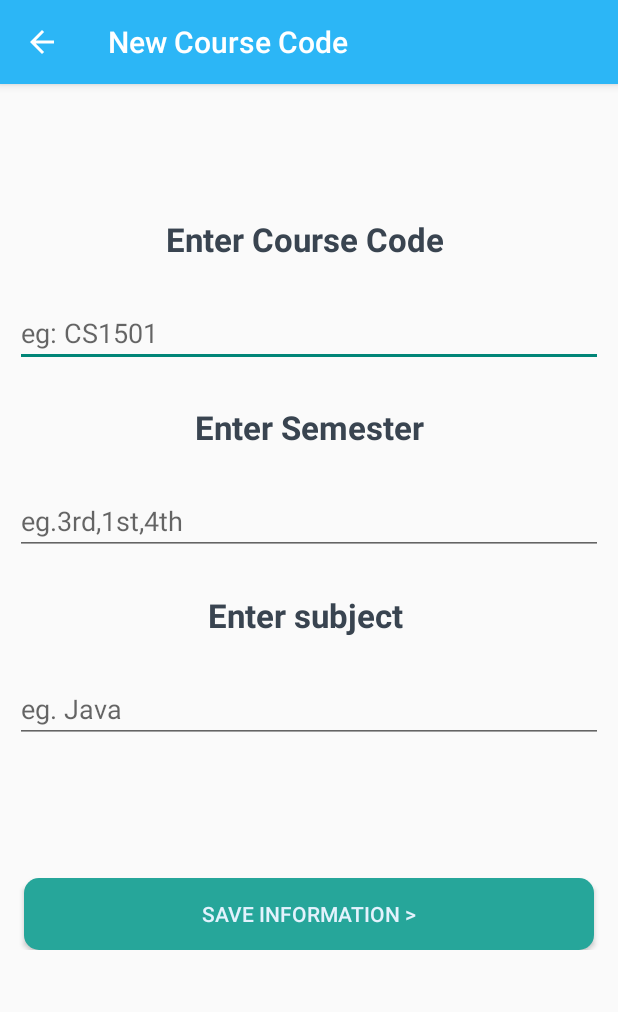
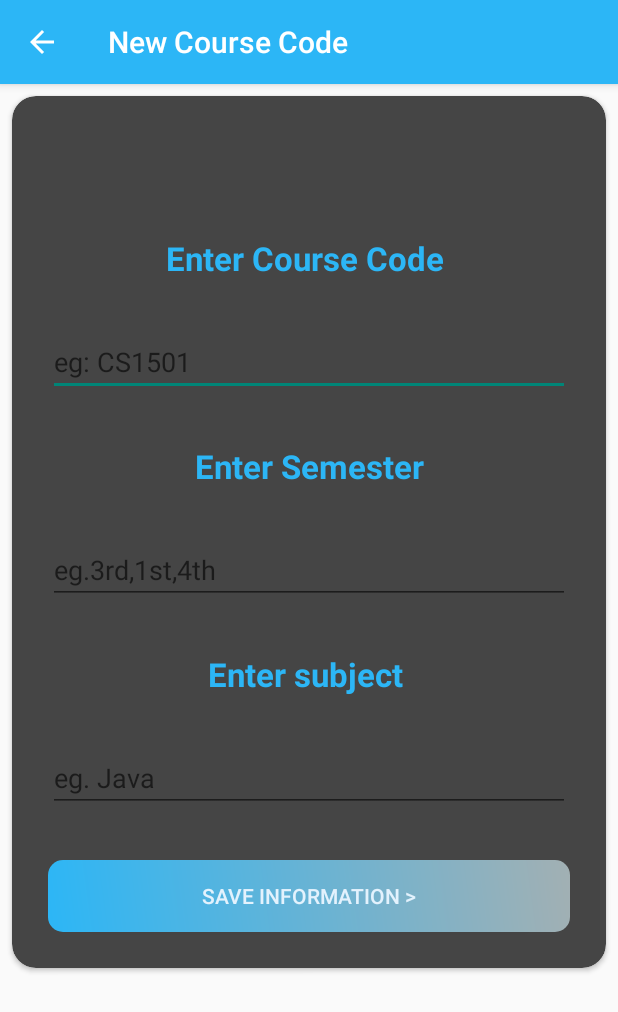
Before and after one commit to sikka-77/MarkSheetScanner, an Android app: the ProfileActivity screen opened directly, with no data from a screen before it, on a phone screen of 412 x 824 dp. Shown: the top 1012 px of the screen. Run offline under Robolectric (Android 15) with nearby library versions, the phone set to English and light mode, and no system bars; our stand-ins replace Firebase (no records; nobody signed in at launch, a user with empty details on screens opened directly).

Commit message:
ui almost complete

```diff
--- a/MarksheetScanner/app/src/main/java/com/example/bhavyasikka/myfirebaseauth/PictureActivity.java
+++ b/MarksheetScanner/app/src/main/java/com/example/bhavyasikka/myfirebaseauth/PictureActivity.java
@@ -51,6 +51,7 @@ public class PictureActivity extends AppCompatActivity {
     protected void onCreate(Bundle savedInstanceState) {
         super.onCreate(savedInstanceState);
 
+        assert getSupportActionBar()!=null;
         setContentView(R.layout.activity_picture);
 
 
--- a/MarksheetScanner/app/src/main/res/drawable/rounded_edge_bittons.xml
+++ b/MarksheetScanner/app/src/main/res/drawable/rounded_edge_bittons.xml
@@ -3,7 +3,10 @@
     android:shape="rectangle"
 
     android:padding="20dp">
-    <solid android:color="@color/button_color"/>
+    <gradient
+        android:startColor="#2cb6f6"
+        android:endColor="#a2b0b3"
+        android:angle="45" />
     <corners
         android:bottomRightRadius="10dp"
         android:bottomLeftRadius="10dp"
--- a/MarksheetScanner/app/src/main/res/layout/activity_profile.xml
+++ b/MarksheetScanner/app/src/main/res/layout/activity_profile.xml
@@ -6,94 +6,94 @@
     android:layout_height="match_parent"
     tools:context=".ProfileActivity">
 
+    <android.support.v7.widget.CardView
+        android:layout_width="match_parent"
+        android:layout_height="wrap_content"
+        android:layout_margin="8dp"
+        app:cardBackgroundColor="#454545"
+        app:cardCornerRadius="16dp">
+
         <LinearLayout
             android:layout_width="match_parent"
             android:layout_height="match_parent"
-        android:layout_marginTop="4dp"
+            android:layout_margin="8dp"
             android:orientation="vertical">
+
+            <TextView
+                android:id="@+id/username"
+                android:layout_width="match_parent"
+                android:layout_height="wrap_content"
+                android:layout_margin="16dp"
+                android:textAlignment="center"
+                android:textAppearance="@style/Base.TextAppearance.AppCompat.Large"
+                android:textStyle="bold"
+                android:textColor="#ffffff"/>
 
             <TextView
                 android:layout_width="match_parent"
                 android:layout_height="wrap_content"
-            android:id="@+id/username"
+                android:layout_margin="16dp"
+                android:paddingTop="8dp"
+                android:text="Enter Course Code "
+                android:textAlignment="center"
                 android:textAppearance="@style/Base.TextAppearance.AppCompat.Large"
-            android:layout_margin="16dp"
-            android:textStyle="bold"
-            android:textAlignment="center"/>
+                android:textColor="#2cb6f6"
+                android:textStyle="bold" />
 
-
-
-
-
-        <TextView
-            android:layout_margin="15dp"
-            android:paddingTop="8dp"
+            <EditText
+                android:id="@+id/courseText"
                 android:layout_width="match_parent"
                 android:layout_height="wrap_content"
-            android:textAlignment="center"
-            android:textAppearance="@style/Base.TextAppearance.AppCompat.Large"
-            android:textStyle="bold"
-            android:textColor="@color/editorColorPrimaryDark"
-            android:text="Enter Course Code "/>
-
-        <EditText
-            android:layout_width="match_parent"
-            android:layout_height="wrap_content"
-            android:hint="eg: CS1501 "
-            android:id="@+id/courseText"
-            android:layout_margin="10dp"/>
+                android:layout_margin="16dp"
+                android:hint="eg: CS1501 " />
 
             <TextView
                 android:layout_width="match_parent"
                 android:layout_height="wrap_content"
+                android:layout_margin="16dp"
                 android:text="Enter Semester"
-            android:layout_margin="15dp"
                 android:textAlignment="center"
-            android:textStyle="bold"
                 android:textAppearance="@style/Base.TextAppearance.AppCompat.Large"
-            android:textColor="@color/editorColorPrimaryDark"/>
+                android:textColor="#2cb6f6"
+                android:textStyle="bold" />
 
             <EditText
+                android:id="@+id/semesterText"
                 android:layout_width="match_parent"
                 android:layout_height="wrap_content"
-            android:id="@+id/semesterText"
-            android:hint="eg.3rd,1st,4th"
-            android:layout_margin="10dp"/>
+                android:layout_margin="16dp"
+                android:hint="eg.3rd,1st,4th" />
 
             <TextView
                 android:layout_width="match_parent"
                 android:layout_height="wrap_content"
-            android:layout_margin="15dp"
+                android:layout_margin="16dp"
+                android:text="Enter subject "
                 android:textAlignment="center"
-            android:textStyle="bold"
                 android:textAppearance="@style/Base.TextAppearance.AppCompat.Large"
-            android:textColor="@color/editorColorPrimaryDark"
-            android:text="Enter subject "/>
+                android:textColor="#2cb6f6"
+                android:textStyle="bold" />
 
             <EditText
+                android:id="@+id/subjectText"
                 android:layout_width="match_parent"
                 android:layout_height="wrap_content"
-            android:layout_margin="10dp"
-            android:hint="eg. Java"
-            android:id="@+id/subjectText"/>
-
+                android:layout_margin="16dp"
+                android:hint="eg. Java" />
 
 
             <Button
+                android:id="@+id/saveButton"
                 android:layout_width="match_parent"
                 android:layout_height="wrap_content"
-            android:id="@+id/saveButton"
-            android:layout_marginTop="80dp"
-            android:layout_marginLeft="16dp"
-            android:layout_marginRight="16dp"
+                android:layout_margin="16dp"
                 android:background="@drawable/rounded_edge_bittons"
-            android:padding="10dp"
-            android:textColor="@color/button_text"
-            android:text="Save information >"/>
-
+                android:padding="8dp"
+                android:text="Save information >"
+                android:textColor="@color/button_text" />
 
 
         </LinearLayout>
-
+    </android.support.v7.widget.CardView>
 
 </ScrollView>
--- a/MarksheetScanner/app/src/main/res/values/colors.xml
+++ b/MarksheetScanner/app/src/main/res/values/colors.xml
@@ -14,9 +14,9 @@
 
     <color name="yellow">#EEFF41</color>
 
-    <color name="circle_color">#26C6DA</color>
+    <color name="circle_color">#2cb6f6</color>
 
-    <color name="button_color">#26A69A</color>
+    <color name="button_color">#2cb6f6</color>
 
     <color name="button_text">#E3F2FD</color>
 </resources>
```
Also changed, not shown: MarksheetScanner/app/src/main/res/layout/activity_exam_type.xml (+39 -39 lines), MarksheetScanner/app/src/main/res/layout/update_dialog.xml (+30 -19 lines). Lines whose indentation alone changed are shown as unchanged.
